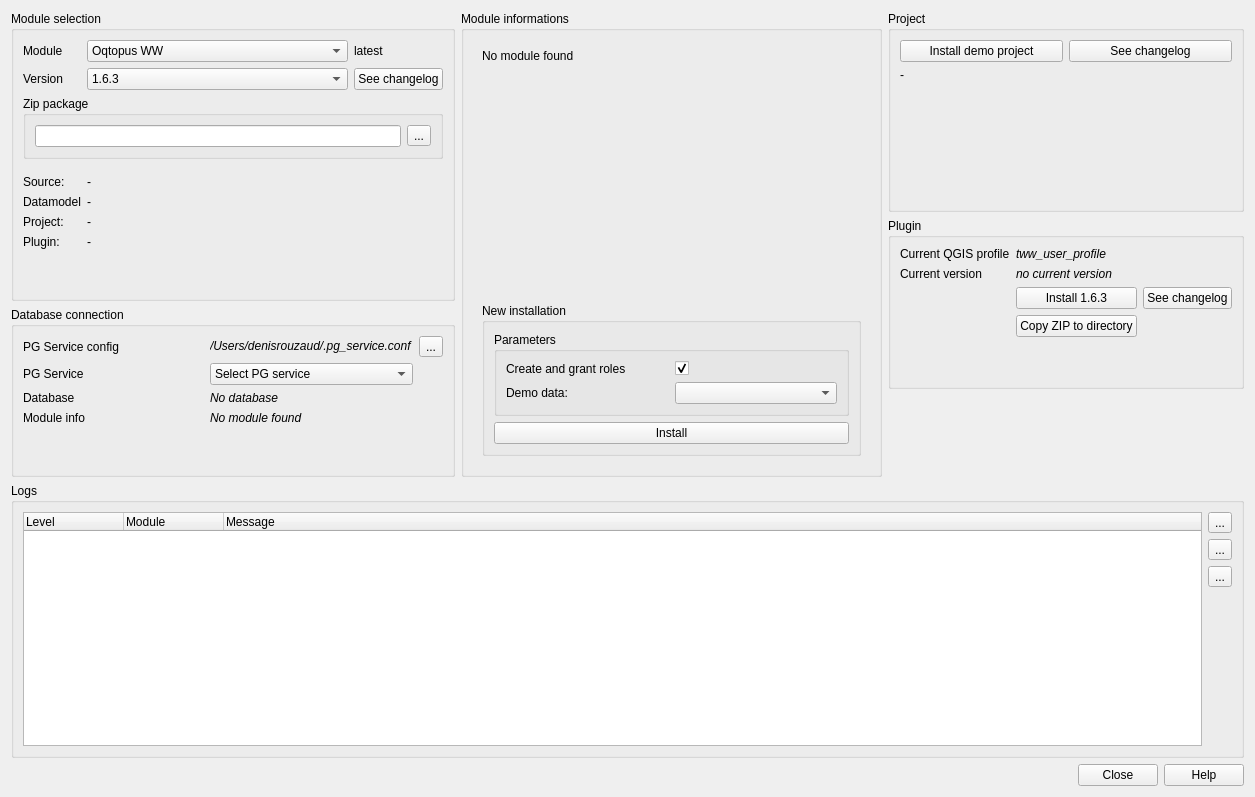
opengisch/oqtopus, file oqtopus/ui/main_dialog.ui: the form before one commit.
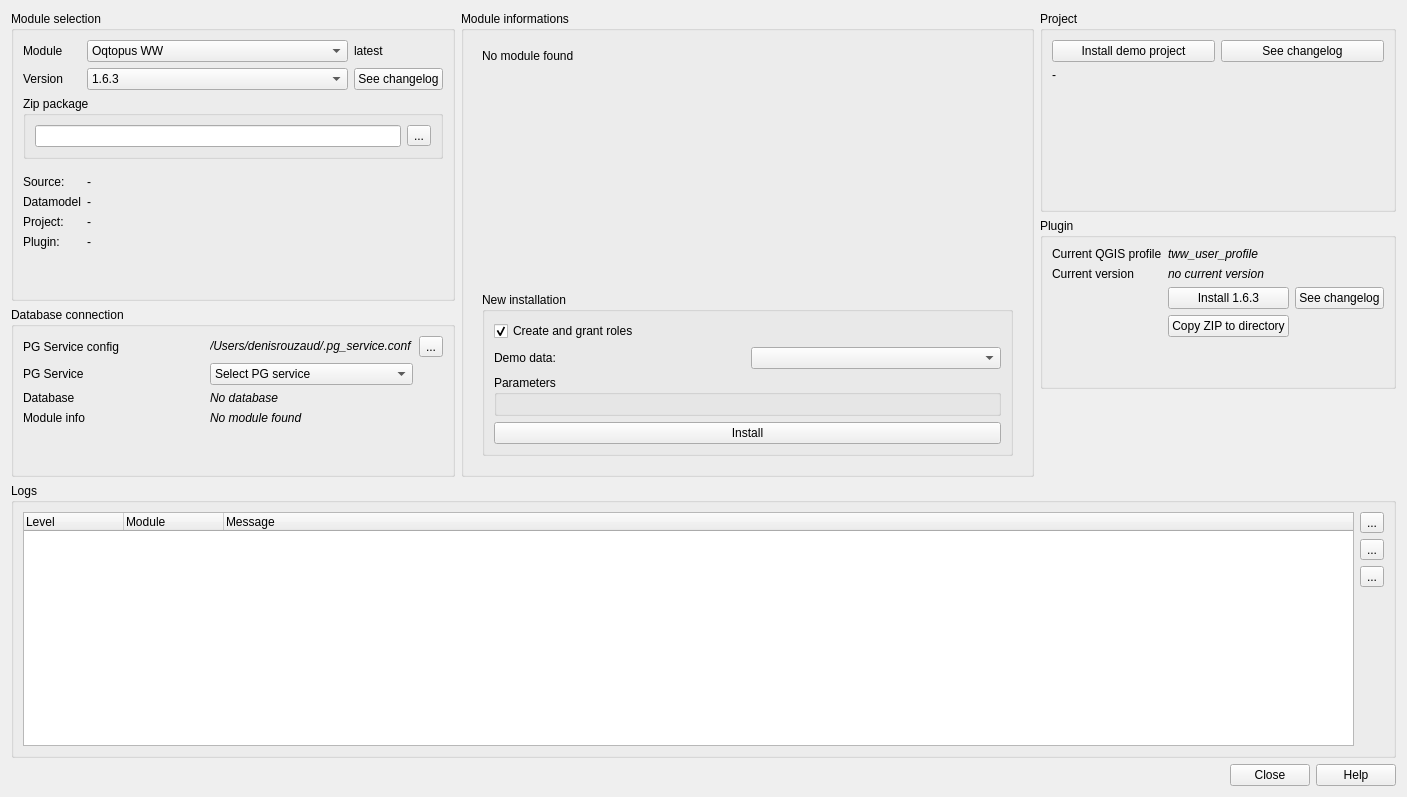
The form after the commit. Custom widgets are drawn as their Qt base class.

The edit to the form file:
```diff
--- a/oqtopus/ui/main_dialog.ui
+++ b/oqtopus/ui/main_dialog.ui
@@ -6,7 +6,7 @@
    <rect>
     <x>0</x>
     <y>0</y>
-    <width>1255</width>
+    <width>1407</width>
     <height>797</height>
    </rect>
   </property>
@@ -573,41 +573,36 @@
              <bool>true</bool>
             </property>
             <layout class="QVBoxLayout" name="verticalLayout">
+             <item>
+              <widget class="QCheckBox" name="db_parameters_CreateAndGrantRoles_checkBox">
+               <property name="text">
+                <string>Create and grant roles</string>
+               </property>
+               <property name="checked">
+                <bool>true</bool>
+               </property>
+              </widget>
+             </item>
+             <item>
+              <layout class="QHBoxLayout" name="horizontalLayout">
+               <item>
+                <widget class="QLabel" name="label_20">
+                 <property name="text">
+                  <string>Demo data:</string>
+                 </property>
+                </widget>
+               </item>
+               <item>
+                <widget class="QComboBox" name="db_parameter_demoData_comboBox"/>
+               </item>
+              </layout>
+             </item>
              <item>
               <widget class="ParametersGroupBox" name="parameters_groupbox">
                <property name="title">
                 <string>Parameters</string>
                </property>
-               <layout class="QGridLayout" name="gridLayout_6">
-        
-                <item row="2" column="0">
-                 <widget class="QLabel" name="label_20">
-                  <property name="text">
-                   <string>Demo data:</string>
-                  </property>
-                 </widget>
-                </item>
-                <item row="2" column="1">
-                 <widget class="QComboBox" name="db_parameter_demoData_comboBox"/>
-                </item>
-                <item row="1" column="1">
-                 <widget class="QCheckBox" name="db_parameters_CreateAndGrantRoles_checkBox">
-                  <property name="text">
-                   <string/>
-                  </property>
-                  <property name="checked">
-                   <bool>true</bool>
-                  </property>
-                 </widget>
-                </item>
-                <item row="1" column="0">
-                 <widget class="QLabel" name="label_21">
-                  <property name="text">
-                   <string>Create and grant roles</string>
-                  </property>
-                 </widget>
-                </item>
-               </layout>
+               <layout class="QGridLayout" name="gridLayout_6"/>
               </widget>
              </item>
              <item>
```
Left out of the diff: 8 changed lines with no effect on the pictures.
